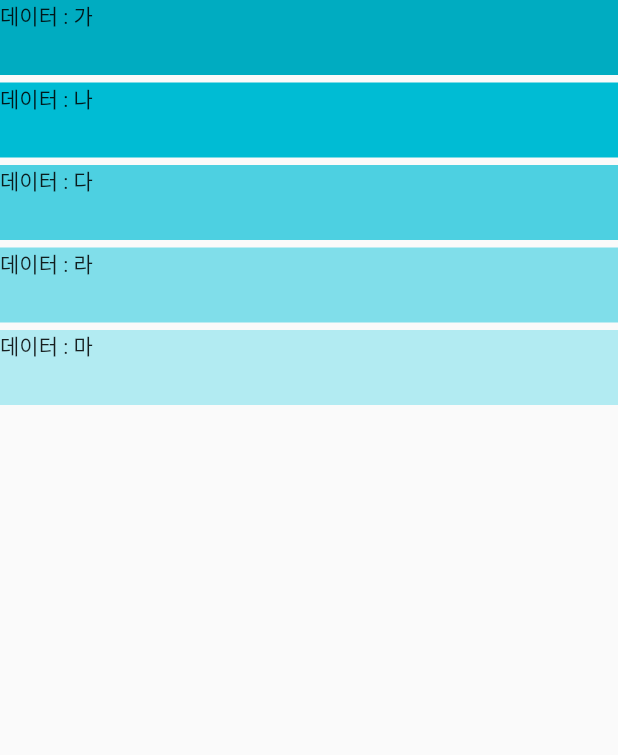
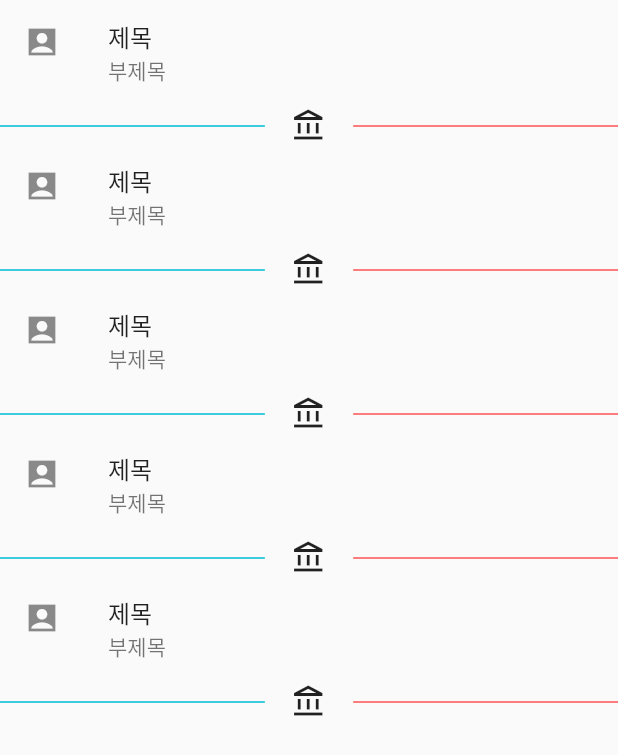
Before and after one commit to aj124578/flutter-basic-metacoding, a Flutter app: the screen it shows after launch, on a phone screen of 412 x 824 dp. Shown: the top 755 px of the screen. Run offline on Flutter 3.47's test engine with Material 2 defaults, Android fonts, the phone set to English and light mode, and no system bars.

Commit message:
listview2

```diff
--- a/lib/main.dart
+++ b/lib/main.dart
@@ -1,4 +1,3 @@
-
 import 'dart:io';
 
 import 'package:flutter/material.dart';
@@ -27,24 +26,47 @@ class FirstApp extends StatelessWidget {
           itemCount: 5,
           itemBuilder: (BuildContext context, int index) {
             return buildColumn(index);
-          })
-        ),
+          },
+        )),
       ),
     );
   }
 
-  Column buildColumn(int index) {
+  Widget buildColumn(int index) {
     return Column(
       children: [
-              Container(
-                width: double.infinity,
-                height: 50,
-                color: Colors.cyan[colorCodes[index]],
-                child: Text("데이터 : ${data[index]}"),
+        ListTile(
+          title: Text("제목"),
+          subtitle: Text("부제목"),
+          leading: Icon(Icons.account_box_sharp),
+          onTap: () {
+            print("눌러짐");
+          },
         ),
-              Container(
-                height: 5,
+        Row(
+          children: [
+            Expanded(
+              flex: 3,
+              child: Container(
+                height: 1,
+                color: Colors.cyan,
+              ),
+            ),
+            Expanded(
+              flex: 1,
+              child: Container(
+                child: Icon(Icons.account_balance_outlined),
+              ),
+            ),
+            Expanded(
+              flex: 3,
+              child: Container(
+                height: 1,
+                color: Colors.redAccent,
+              ),
             )
+          ],
+        ),
       ],
     );
   }
```
Lines whose indentation alone changed are shown as unchanged.
